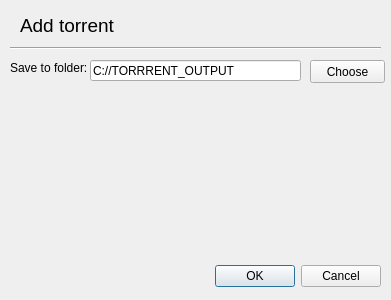
Above: src/view/ui/addtorrentdialog.ui from RdeWilde/JoyStream before the change. Below: the same form after it.
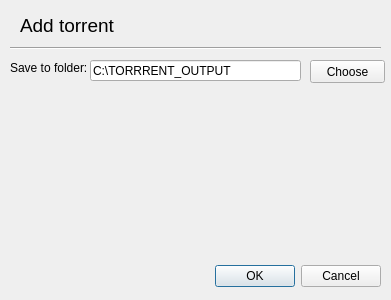
That is the form after the change.

The edit to the form file:
```diff
--- a/src/view/ui/addtorrentdialog.ui
+++ b/src/view/ui/addtorrentdialog.ui
@@ -48,7 +48,7 @@
     </rect>
    </property>
    <property name="text">
-    <string>C://TORRRENT_OUTPUT</string>
+    <string>C:\TORRRENT_OUTPUT</string>
    </property>
   </widget>
   <widget class="QLabel" name="saveToFolderLabel">
```
